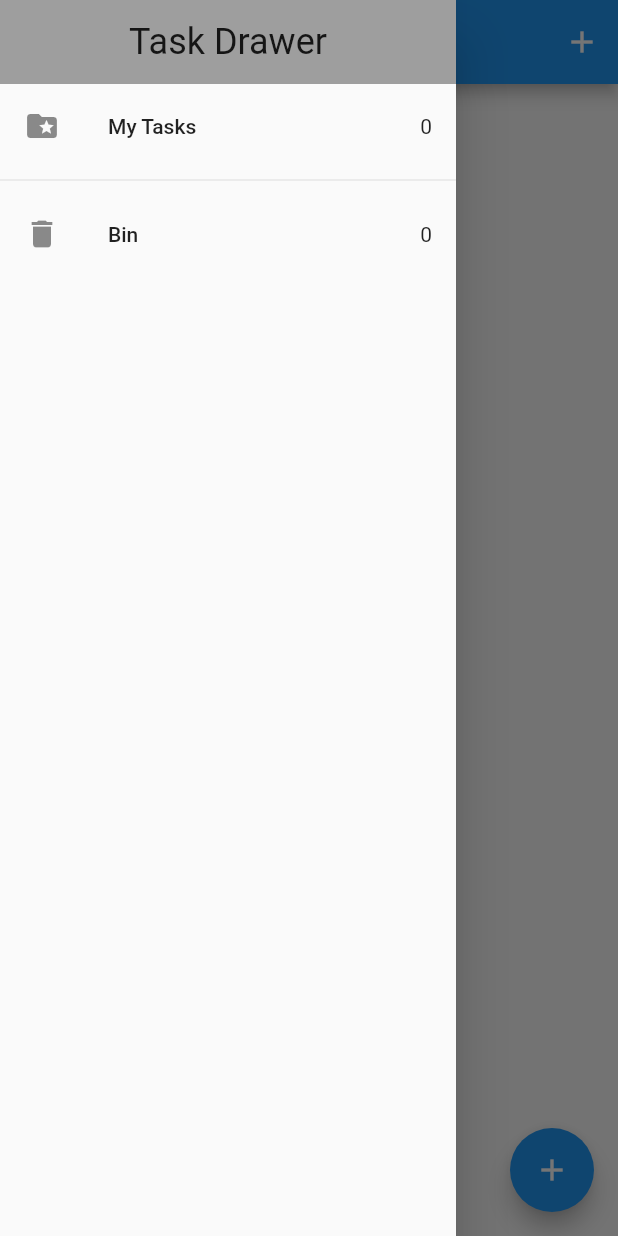
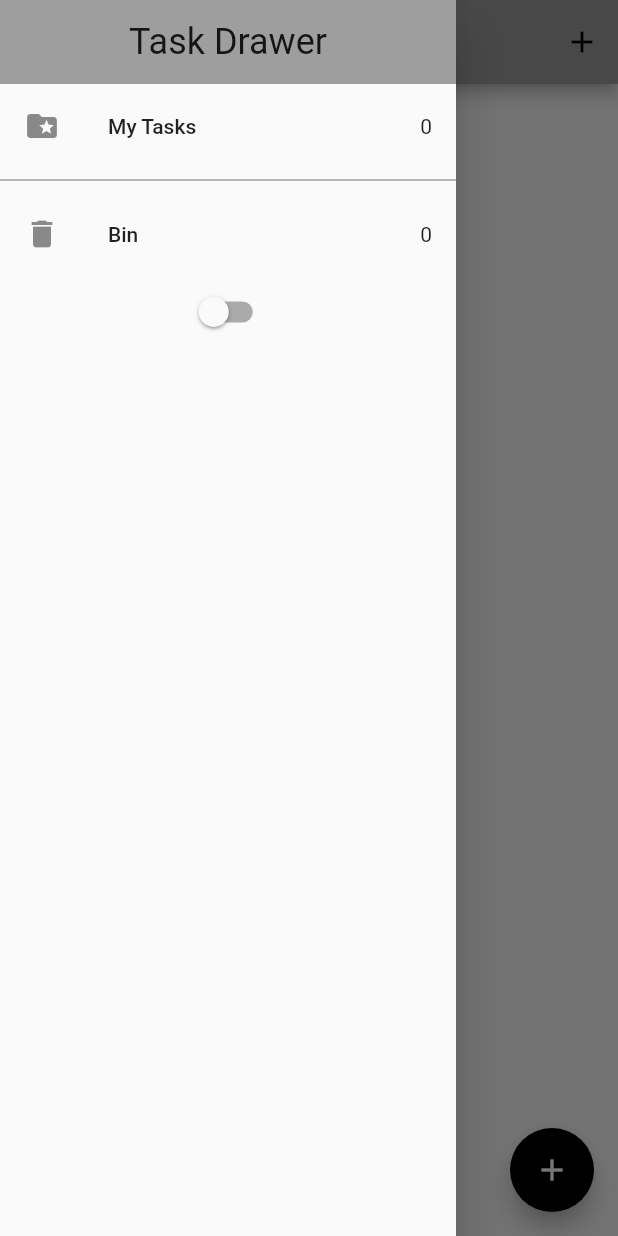
Before and after one commit to Nhh124/Tasks-App, a Flutter app: the screen it shows after launch, with the side drawer open, on a phone screen of 412 x 824 dp. Run offline on Flutter 3.47's test engine with Material 2 defaults, Android fonts, the phone set to English and light mode, and no system bars; our stand-ins replace equatable, flutter_bloc, hydrated_bloc.

Commit message:
WIP | add theme dark& light, save to hydrated

```diff
--- a/flutter_tasks_app/lib/business_logic/bloc_exports.dart
+++ b/flutter_tasks_app/lib/business_logic/bloc_exports.dart
@@ -1,3 +1,3 @@
-export './bloc/task_bloc.dart';
+export './blocs/task_bloc/task_bloc.dart';
 export 'package:flutter_bloc/flutter_bloc.dart';
 export 'package:hydrated_bloc/hydrated_bloc.dart';
--- /dev/null
+++ b/flutter_tasks_app/lib/business_logic/blocs/switch_bloc/switch_bloc.dart
@@ -0,0 +1,28 @@
+// ignore_for_file: depend_on_referenced_packages
+
+import 'package:equatable/equatable.dart';
+import '/business_logic/bloc_exports.dart';
+
+part 'switch_event.dart';
+part 'switch_state.dart';
+
+class SwitchBloc extends HydratedBloc<SwitchEvent, SwitchState> {
+  SwitchBloc() : super(const SwitchInitial(switchValue: false)) {
+    on<SwitchOnEvent>((event, emit) {
+      emit(const SwitchState(switchValue: true));
+    });
+    on<SwitchOffEvent>((event, emit) {
+      emit(const SwitchState(switchValue: false));
+    });
+  }
+
+  @override
+  SwitchState? fromJson(Map<String, dynamic> json) {
+    return SwitchState.fromMap(json);
+  }
+
+  @override
+  Map<String, dynamic>? toJson(SwitchState state) {
+    return state.toMap();
+  }
+}
--- /dev/null
+++ b/flutter_tasks_app/lib/business_logic/blocs/switch_bloc/switch_event.dart
@@ -0,0 +1,12 @@
+part of 'switch_bloc.dart';
+
+abstract class SwitchEvent extends Equatable {
+  const SwitchEvent();
+
+  @override
+  List<Object> get props => [];
+}
+
+class SwitchOnEvent extends SwitchEvent {}
+
+class SwitchOffEvent extends SwitchEvent {}
--- /dev/null
+++ b/flutter_tasks_app/lib/business_logic/blocs/switch_bloc/switch_state.dart
@@ -0,0 +1,29 @@
+// ignore_for_file: public_member_api_docs, sort_constructors_first
+
+part of 'switch_bloc.dart';
+
+class SwitchState extends Equatable {
+  final bool switchValue;
+  const SwitchState({
+    required this.switchValue,
+  });
+
+  @override
+  List<Object> get props => [switchValue];
+
+  Map<String, dynamic> toMap() {
+    return <String, dynamic>{
+      'switchValue': switchValue,
+    };
+  }
+
+  factory SwitchState.fromMap(Map<String, dynamic> map) {
+    return SwitchState(
+      switchValue: map['switchValue'] ?? false,
+    );
+  }
+}
+
+class SwitchInitial extends SwitchState {
+  const SwitchInitial({required super.switchValue});
+}
--- a/flutter_tasks_app/lib/business_logic/bloc/task_bloc.dart
+++ b/flutter_tasks_app/lib/business_logic/blocs/task_bloc/task_bloc.dart
@@ -1,9 +1,8 @@
 // ignore_for_file: depend_on_referenced_packages
 
 import 'package:equatable/equatable.dart';
+import '../../../data/models/task.dart';
 import '/business_logic/bloc_exports.dart';
-
-import '../../data/models/task.dart';
 
 part 'task_event.dart';
 part 'task_state.dart';
--- a/flutter_tasks_app/lib/main.dart
+++ b/flutter_tasks_app/lib/main.dart
@@ -1,6 +1,8 @@
 // ignore_for_file: public_member_api_docs, sort_constructors_first
 import 'package:flutter/foundation.dart';
 import 'package:flutter/material.dart';
+import 'package:flutter_tasks_app/business_logic/blocs/switch_bloc/switch_bloc.dart';
+import 'package:flutter_tasks_app/services/app_theme.dart';
 import 'package:path_provider/path_provider.dart';
 
 import 'package:flutter_tasks_app/services/app_router.dart';
@@ -34,16 +36,26 @@
 
   @override
   Widget build(BuildContext context) {
-    return BlocProvider<TaskBloc>(
-      create: (context) => TaskBloc(),
-      child: MaterialApp(
-        title: 'Flutter Demo',
-        debugShowCheckedModeBanner: false,
-        theme: ThemeData(
-          primarySwatch: Colors.blue,
+    return MultiBlocProvider(
+      providers: [
+        BlocProvider<TaskBloc>(
+          create: (context) => TaskBloc(),
         ),
-        home: const TasksScreen(),
-        onGenerateRoute: appRouter.onGenerateRoute,
+        BlocProvider<SwitchBloc>(
+          create: (context) => SwitchBloc(),
+        ),
+      ],
+      child: BlocBuilder<SwitchBloc, SwitchState>(
+        builder: (context, state) {
+          return MaterialApp(
+            theme: state.switchValue
+                ? AppThemes.appThemeData[AppTheme.darkTheme]
+                : AppThemes.appThemeData[AppTheme.lightTheme],
+            debugShowCheckedModeBanner: false,
+            home: const TasksScreen(),
+            onGenerateRoute: appRouter.onGenerateRoute,
+          );
+        },
       ),
     );
   }
--- a/flutter_tasks_app/lib/presentation/screens/my_drawer.dart
+++ b/flutter_tasks_app/lib/presentation/screens/my_drawer.dart
@@ -1,6 +1,7 @@
 import 'package:flutter/material.dart';
 
 import '../../business_logic/bloc_exports.dart';
+import '../../business_logic/blocs/switch_bloc/switch_bloc.dart';
 
 class MyDrawer extends StatelessWidget {
   const MyDrawer({super.key});
@@ -24,7 +25,8 @@
             BlocBuilder<TaskBloc, TaskState>(
               builder: (context, state) {
                 return GestureDetector(
-                  onTap: () => Navigator.of(context).pushNamed('task_screen'),
+                  onTap: () =>
+                      Navigator.of(context).pushReplacementNamed('task_screen'),
                   child: ListTile(
                     leading: const Icon(Icons.folder_special),
                     title: const Text('My Tasks'),
@@ -37,8 +39,8 @@
             BlocBuilder<TaskBloc, TaskState>(
               builder: (context, state) {
                 return GestureDetector(
-                  onTap: () =>
-                      Navigator.of(context).pushNamed('recyclebin_screen'),
+                  onTap: () => Navigator.of(context)
+                      .pushReplacementNamed('recyclebin_screen'),
                   child: ListTile(
                     leading: const Icon(Icons.delete),
                     title: const Text('Bin'),
@@ -47,6 +49,19 @@
                 );
               },
             ),
+            BlocBuilder<SwitchBloc, SwitchState>(
+              builder: (context, state) {
+                return Switch(
+                  value: state.switchValue,
+                  onChanged: (newvalue) {
+                    newvalue
+                        ? context.read<SwitchBloc>().add(SwitchOnEvent())
+                        : context.read<SwitchBloc>().add(SwitchOffEvent());
+                    print(newvalue);
+                  },
+                );
+              },
+            )
           ],
         ),
       ),
--- a/flutter_tasks_app/lib/presentation/screens/recycle_bin.dart
+++ b/flutter_tasks_app/lib/presentation/screens/recycle_bin.dart
@@ -1,7 +1,6 @@
 import 'package:flutter/material.dart';
-import 'package:flutter_bloc/flutter_bloc.dart';
 
-import '../../business_logic/bloc/task_bloc.dart';
+import '../../business_logic/bloc_exports.dart';
 import '../widgets/task_list.dart';
 
 class RecycleBinSCreen extends StatelessWidget {
--- a/flutter_tasks_app/lib/presentation/screens/tasks_screen.dart
+++ b/flutter_tasks_app/lib/presentation/screens/tasks_screen.dart
@@ -1,8 +1,7 @@
 import 'package:flutter/material.dart';
-import 'package:flutter_bloc/flutter_bloc.dart';
 import 'package:flutter_tasks_app/presentation/screens/my_drawer.dart';
 
-import '../../business_logic/bloc/task_bloc.dart';
+import '../../business_logic/bloc_exports.dart';
 import '../../data/models/task.dart';
 import '../widgets/task_list.dart';
 import 'add_tasks_screen.dart';
--- a/flutter_tasks_app/lib/presentation/widgets/task_tile.dart
+++ b/flutter_tasks_app/lib/presentation/widgets/task_tile.dart
@@ -1,7 +1,6 @@
 import 'package:flutter/material.dart';
-import 'package:flutter_bloc/flutter_bloc.dart';
 
-import '../../business_logic/bloc/task_bloc.dart';
+import '../../business_logic/bloc_exports.dart';
 import '../../data/models/task.dart';
 
 class TaskTile extends StatelessWidget {
--- /dev/null
+++ b/flutter_tasks_app/lib/services/app_theme.dart
@@ -0,0 +1,58 @@
+import 'package:flutter/material.dart';
+
+enum AppTheme {
+  lightTheme,
+  darkTheme,
+}
+
+class AppThemes {
+  static final appThemeData = {
+    AppTheme.darkTheme: ThemeData(
+      primarySwatch: Colors.grey,
+      primaryColor: Colors.black,
+      brightness: Brightness.dark,
+      backgroundColor: const Color(0xFF212121),
+      dividerColor: Colors.black54,
+      floatingActionButtonTheme: const FloatingActionButtonThemeData(
+        backgroundColor: Colors.white,
+      ),
+      textButtonTheme: TextButtonThemeData(
+        style: ButtonStyle(
+          foregroundColor: MaterialStateProperty.all(Colors.white),
+        ),
+      ),
+      textTheme: const TextTheme(
+        subtitle1: TextStyle(color: Colors.white),
+      ),
+      bottomNavigationBarTheme: const BottomNavigationBarThemeData(
+          backgroundColor: Colors.grey, unselectedItemColor: Colors.white),
+    ),
+
+    //
+    //
+
+    AppTheme.lightTheme: ThemeData(
+      primarySwatch: Colors.grey,
+      primaryColor: Colors.white,
+      brightness: Brightness.light,
+      backgroundColor: const Color(0xFFE5E5E5),
+      dividerColor: const Color(0xff757575),
+      floatingActionButtonTheme: const FloatingActionButtonThemeData(
+        backgroundColor: Colors.black,
+        foregroundColor: Colors.white,
+      ),
+      textButtonTheme: TextButtonThemeData(
+        style: ButtonStyle(
+          foregroundColor: MaterialStateProperty.all(Colors.black),
+        ),
+      ),
+      textTheme: const TextTheme(
+        subtitle1: TextStyle(color: Colors.black),
+      ),
+      bottomNavigationBarTheme: const BottomNavigationBarThemeData(
+          backgroundColor: Colors.grey,
+          selectedItemColor: Colors.black,
+          unselectedItemColor: Colors.white),
+    ),
+  };
+}
```
Also changed, not shown: flutter_tasks_app/lib/business_logic/blocs/task_bloc/task_event.dart (renamed from flutter_tasks_app/lib/business_logic/bloc/task_event.dart), flutter_tasks_app/lib/business_logic/blocs/task_bloc/task_state.dart (renamed from flutter_tasks_app/lib/business_logic/bloc/task_state.dart), 1 other file.
